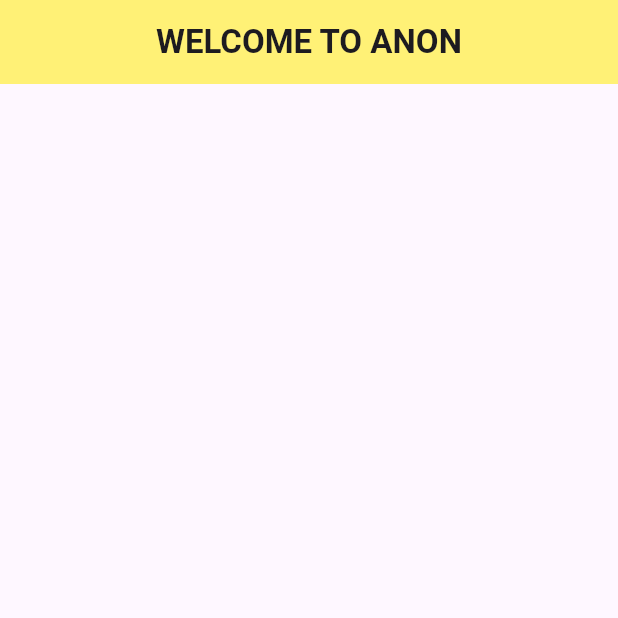
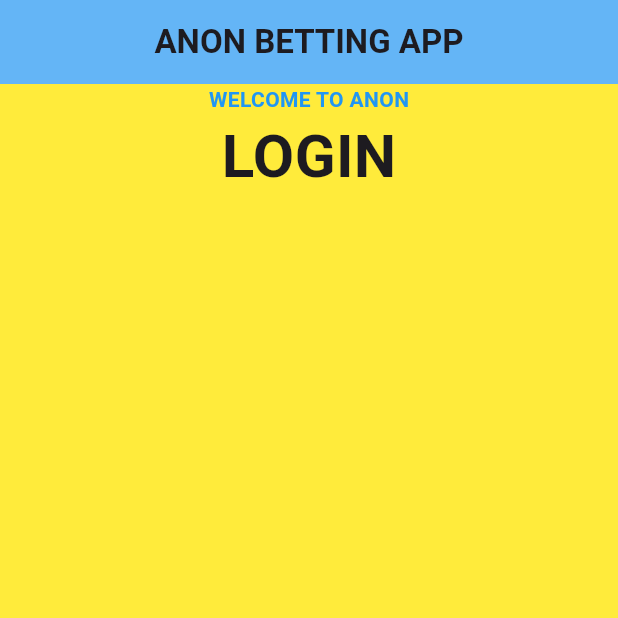
Before and after one commit to Mikebabu254/anon_betting_app, a Flutter app: the screen it shows after launch, on a phone screen of 412 x 824 dp, the top half of it. Run offline on Flutter 3.47's test engine with Material 3 defaults, Android fonts, the phone set to English and light mode, and no system bars; our stand-ins replace google_fonts.

Commit message:
designing LoginPage.dart and adding google font

```diff
--- a/lib/LoginPage.dart
+++ b/lib/LoginPage.dart
@@ -1,4 +1,5 @@
 import 'package:flutter/material.dart';
+import 'package:google_fonts/google_fonts.dart';
 
 class Loginpage extends StatefulWidget {
   const Loginpage({super.key});
@@ -13,7 +14,17 @@ class _LoginpageState extends State<Loginpage> {
     return MaterialApp(
       debugShowCheckedModeBanner: false,
       home: Scaffold(
-        appBar: AppBar(title: Text("WELCOME TO ANON",style: TextStyle(fontWeight: FontWeight.bold),),centerTitle: true,backgroundColor: Colors.yellow[300],),
+        appBar: AppBar(title: Text("ANON BETTING APP",style: TextStyle(fontWeight: FontWeight.bold),),centerTitle: true,backgroundColor: Colors.blue[300],),
+        backgroundColor: Colors.yellow,
+        body: Center(
+          child: Column(
+            children: [
+              Text("WELCOME TO ANON",style: TextStyle(fontWeight: FontWeight.bold,color: Colors.blue),),
+              Text("LOGIN", style: GoogleFonts.aBeeZee(fontSize: 40,fontWeight: FontWeight.bold))
+            ],
+          ),
+        ),
+
       ),
     );
   }
--- a/lib/main.dart
+++ b/lib/main.dart
@@ -2,5 +2,5 @@ import 'package:anon_betting_app/LoginPage.dart';
 import 'package:flutter/material.dart';
 
 void main(){
-  runApp(MaterialApp( home: Loginpage()));
+  runApp(MaterialApp(debugShowCheckedModeBanner: false, home: Loginpage()));
 }
--- a/pubspec.yaml
+++ b/pubspec.yaml
@@ -35,6 +35,7 @@ dependencies:
   # The following adds the Cupertino Icons font to your application.
   # Use with the CupertinoIcons class for iOS style icons.
   cupertino_icons: ^1.0.6
+  google_fonts: ^6.2.1
 
 dev_dependencies:
   flutter_test:
```
Also changed, not shown: pubspec.lock.
